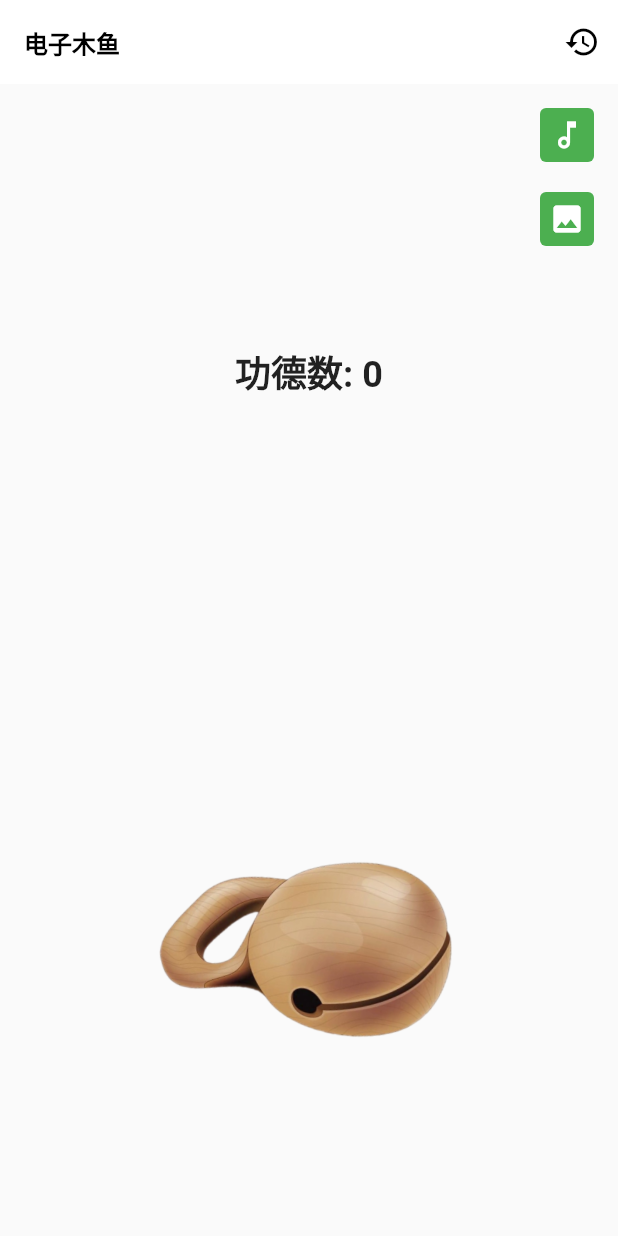
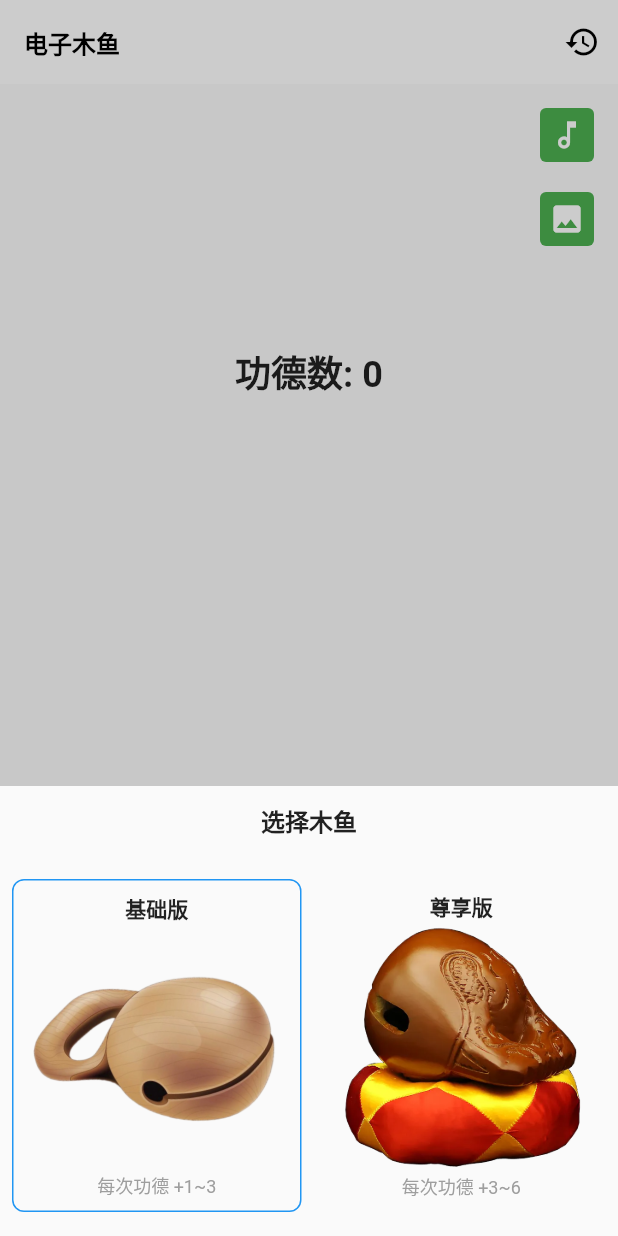
Before and after one commit to toly1994328/flutter_first_station, a Flutter app: the screen it shows after launch, after a tap on the "image" icon, on a phone screen of 412 x 824 dp. Run offline on Flutter 3.47's test engine with Material 2 defaults, Android fonts, the light colour scheme and no system bars; missing offline and left inert: flame_audio.

Commit message:
选择图片

```diff
--- /dev/null
+++ b/lib/muyu/models/image_option.dart
@@ -0,0 +1,8 @@
+class ImageOption{
+  final String name; // 名称
+  final String src; // 资源
+  final int min; // 每次点击时功德最小值
+  final int max; // 每次点击时功德最大值
+
+  const ImageOption(this.name, this.src, this.min, this.max);
+}
--- a/lib/muyu/muyu_page.dart
+++ b/lib/muyu/muyu_page.dart
@@ -1,12 +1,15 @@
 import 'dart:math';
 
 import 'package:flame_audio/flame_audio.dart';
+import 'package:flutter/cupertino.dart';
 import 'package:flutter/material.dart';
 import 'package:flutter_first_station/muyu/animate_text.dart';
+import 'models/image_option.dart';
 import 'muyu_image.dart';
 
 import 'count_panel.dart';
 import 'muyu_app_bar.dart';
+import 'options/select_image.dart';
 
 class MuyuPage extends StatefulWidget {
   const MuyuPage({Key? key}) : super(key: key);
@@ -18,8 +21,14 @@ class MuyuPage extends StatefulWidget {
 class _MuyuPageState extends State<MuyuPage> {
   int _counter = 0;
   int _cruValue = 0;
+  int _activeImageIndex = 0;
 
   final Random _random = Random();
+
+  final List<ImageOption> imageOptions = const [
+    ImageOption('基础版', 'assets/images/muyu.png', 1, 3),
+    ImageOption('尊享版', 'assets/images/muyu2.png', 3, 6),
+  ];
 
   AudioPool? pool;
 
@@ -56,7 +65,7 @@ class _MuyuPageState extends State<MuyuPage> {
               alignment: Alignment.topCenter,
               children: [
                 MuyuAssetsImage(
-                  image: 'assets/images/muyu.png',
+                  image: activeImage,
                   onTap: _onKnock,
                 ),
                 if (_cruValue != 0) AnimateText(text: '功德+$_cruValue')
@@ -72,13 +81,41 @@ class _MuyuPageState extends State<MuyuPage> {
 
   void _onTapSwitchAudio() {}
 
-  void _onTapSwitchImage() {}
+  void _onTapSwitchImage() {
+    showCupertinoModalPopup(
+      context: context,
+      builder: (BuildContext context) {
+        return ImageOptionPanel(
+          imageOptions: imageOptions,
+          activeIndex: _activeImageIndex,
+          onSelect: _onSelectImage,
+        );
+      },
+    );
+  }
 
   void _onKnock() {
     pool?.start();
     setState(() {
-      _cruValue = 1 + _random.nextInt(3);
+      _cruValue = knockValue;
       _counter += _cruValue;
     });
   }
+
+  String get activeImage => imageOptions[_activeImageIndex].src;
+
+  int get knockValue {
+    int min = imageOptions[_activeImageIndex].min;
+    int max = imageOptions[_activeImageIndex].max;
+    return min + _random.nextInt(max+1 - min);
+  }
+
+
+  void _onSelectImage(int value) {
+    Navigator.of(context).pop();
+    if(value == _activeImageIndex) return;
+    setState(() {
+      _activeImageIndex = value;
+    });
+  }
 }
--- /dev/null
+++ b/lib/muyu/options/select_image.dart
@@ -0,0 +1,98 @@
+import 'package:flutter/material.dart';
+
+import '../models/image_option.dart';
+
+class ImageOptionPanel extends StatelessWidget {
+  final List<ImageOption> imageOptions;
+  final ValueChanged<int> onSelect;
+  final int activeIndex;
+
+  const ImageOptionPanel({
+    Key? key,
+    required this.imageOptions,
+    required this.activeIndex,
+    required this.onSelect,
+  }) : super(key: key);
+
+  @override
+  Widget build(BuildContext context) {
+    const TextStyle labelStyle = TextStyle(fontSize: 16, fontWeight: FontWeight.bold);
+    const EdgeInsets padding = EdgeInsets.symmetric(horizontal: 8.0, vertical: 16);
+    return Material(
+      child: SizedBox(
+        height: 300,
+        child: Column(
+          children: [
+            Container(
+                height: 46,
+                alignment: Alignment.center,
+                child: const Text(
+                  "选择木鱼",
+                  style: labelStyle,
+                )),
+            Expanded(
+                child: Padding(
+              padding: padding,
+              child: Row(
+                children: [
+                  Expanded(child: _buildByIndex(0)),
+                  const SizedBox(width: 10),
+                  Expanded(child: _buildByIndex(1)),
+                ],
+              ),
+            ))
+          ],
+        ),
+      ),
+    );
+  }
+
+//
+  Widget _buildByIndex(int index) {
+    bool active = index == activeIndex;
+    return GestureDetector(
+      onTap: () => onSelect(index),
+      child: ImageOptionItem(
+        option: imageOptions[index],
+        active: active,
+      ),
+    );
+  }
+}
+
+class ImageOptionItem extends StatelessWidget {
+  final ImageOption option;
+  final bool active;
+
+  const ImageOptionItem({
+    Key? key,
+    required this.option,
+    required this.active,
+  }) : super(key: key);
+
+  @override
+  Widget build(BuildContext context) {
+    const Border activeBorder =
+        Border.fromBorderSide(BorderSide(color: Colors.blue));
+    return Container(
+      padding: const EdgeInsets.symmetric(vertical: 8),
+      decoration: BoxDecoration(
+        borderRadius: BorderRadius.circular(8),
+        border: !active ? null : activeBorder,
+      ),
+      child: Column(
+        children: [
+          Text(option.name, style: TextStyle(fontWeight: FontWeight.bold)),
+          Expanded(
+            child: Padding(
+              padding: const EdgeInsets.symmetric(horizontal: 8.0),
+              child: Image.asset(option.src),
+            ),
+          ),
+          Text('每次功德 +${option.min}~${option.max}',
+              style: const TextStyle(color: Colors.grey, fontSize: 12)),
+        ],
+      ),
+    );
+  }
+}
```
